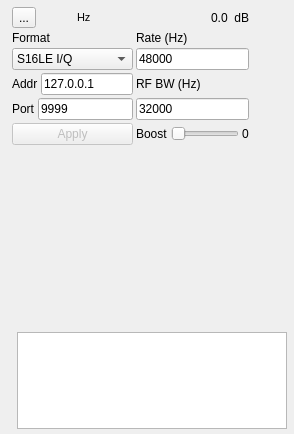
The window that plugins/channel/udpsrc/udpsrcgui.ui (f4exb/sdrangel) describes before a commit, drawn with Qt 5.
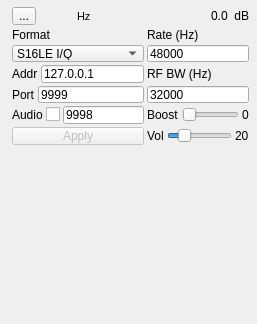
The same window after the commit. Icons and pictures are not drawn. Custom widgets are drawn as their Qt base class.

Commit message: UDP Source: new GUI items

Patch:
```diff
--- a/plugins/channel/udpsrc/udpsrcgui.ui
+++ b/plugins/channel/udpsrc/udpsrcgui.ui
@@ -6,8 +6,8 @@
    <rect>
     <x>0</x>
     <y>0</y>
-    <width>294</width>
-    <height>434</height>
+    <width>257</width>
+    <height>324</height>
    </rect>
   </property>
   <property name="windowTitle">
@@ -92,7 +92,7 @@
       </property>
      </widget>
     </item>
-    <item row="7" column="1">
+    <item row="6" column="1">
      <layout class="QHBoxLayout" name="BoostLayout">
       <item>
        <widget class="QLabel" name="boostLabel">
@@ -123,6 +123,43 @@
       </item>
      </layout>
     </item>
+    <item row="7" column="1">
+     <layout class="QHBoxLayout" name="VolumeLayout">
+      <item>
+       <widget class="QLabel" name="volumeLabel">
+        <property name="text">
+         <string>Vol</string>
+        </property>
+       </widget>
+      </item>
+      <item>
+       <widget class="QSlider" name="volume">
+        <property name="toolTip">
+         <string>Audio volume</string>
+        </property>
+        <property name="maximum">
+         <number>100</number>
+        </property>
+        <property name="pageStep">
+         <number>1</number>
+        </property>
+        <property name="value">
+         <number>20</number>
+        </property>
+        <property name="orientation">
+         <enum>Qt::Horizontal</enum>
+        </property>
+       </widget>
+      </item>
+      <item>
+       <widget class="QLabel" name="volimeText">
+        <property name="text">
+         <string>20</string>
+        </property>
+       </widget>
+      </item>
+     </layout>
+    </item>
     <item row="0" column="0">
      <layout class="QHBoxLayout" name="DeltaFrequencyLayout">
       <item>
@@ -271,6 +308,37 @@
       </item>
      </layout>
     </item>
+    <item row="6" column="0">
+     <layout class="QHBoxLayout" name="AudioPortLayout">
+      <item>
+       <widget class="QLabel" name="audioPortlabel">
+        <property name="text">
+         <string>Audio</string>
+        </property>
+       </widget>
+      </item>
+      <item>
+       <widget class="QCheckBox" name="checkBox">
+        <property name="toolTip">
+         <string>Activate audio</string>
+        </property>
+        <property name="text">
+         <string/>
+        </property>
+       </widget>
+      </item>
+      <item>
+       <widget class="QLineEdit" name="audioPort">
+        <property name="toolTip">
+         <string>Audio input port</string>
+        </property>
+        <property name="text">
+         <string>9998</string>
+        </property>
+       </widget>
+      </item>
+     </layout>
+    </item>
     <item row="5" column="1">
      <widget class="QLineEdit" name="rfBandwidth">
       <property name="text">
@@ -380,60 +448,6 @@
     </item>
    </layout>
   </widget>
-  <widget class="QWidget" name="connectedClientsBox" native="true">
-   <property name="geometry">
-    <rect>
-     <x>15</x>
-     <y>330</y>
-     <width>274</width>
-     <height>101</height>
-    </rect>
-   </property>
-   <property name="windowTitle">
-    <string>Connected Clients (0)</string>
-   </property>
-   <layout class="QVBoxLayout" name="verticalLayout">
-    <property name="spacing">
-     <number>3</number>
-    </property>
-    <property name="leftMargin">
-     <number>2</number>
-    </property>
-    <property name="topMargin">
-     <number>2</number>
-    </property>
-    <property name="rightMargin">
-     <number>2</number>
-    </property>
-    <property name="bottomMargin">
-     <number>2</number>
-    </property>
-    <item>
-     <widget class="QTreeWidget" name="connections">
-      <property name="maximumSize">
-       <size>
-        <width>400</width>
-        <height>100</height>
-       </size>
-      </property>
-      <property name="rootIsDecorated">
-       <bool>false</bool>
-      </property>
-      <property name="itemsExpandable">
-       <bool>false</bool>
-      </property>
-      <attribute name="headerVisible">
-       <bool>false</bool>
-      </attribute>
-      <column>
-       <property name="text">
-        <string>IP:Port</string>
-       </property>
-      </column>
-     </widget>
-    </item>
-   </layout>
-  </widget>
  </widget>
  <customwidgets>
   <customwidget>
```
Left out of the diff: 19 changed lines with no effect on the pictures. The commit also changes 1 other file.
